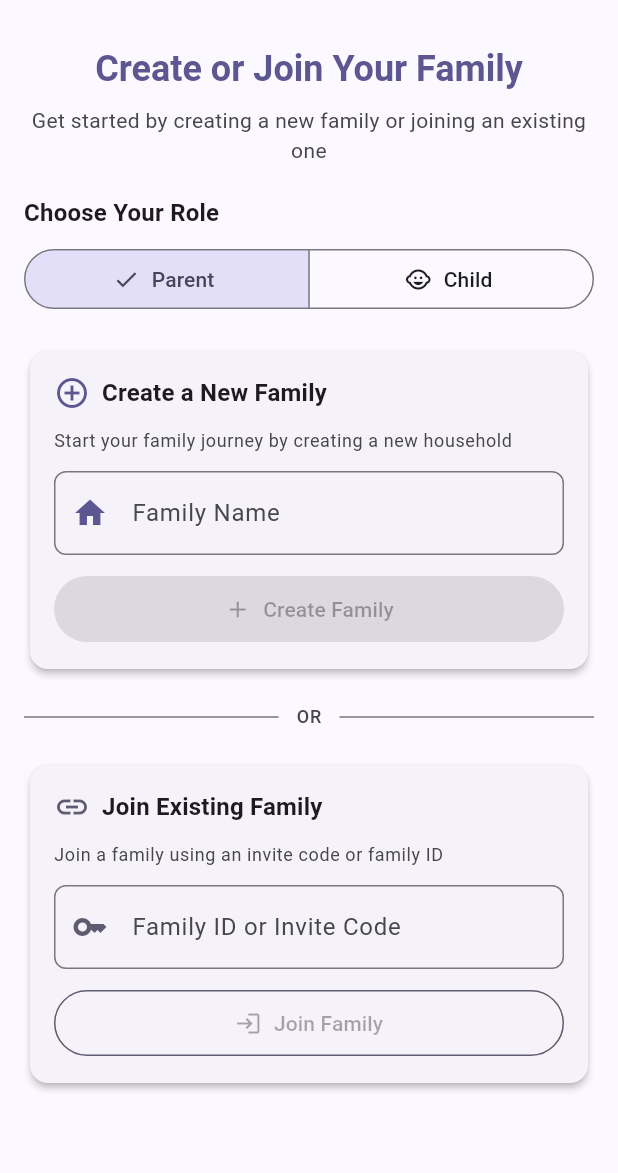
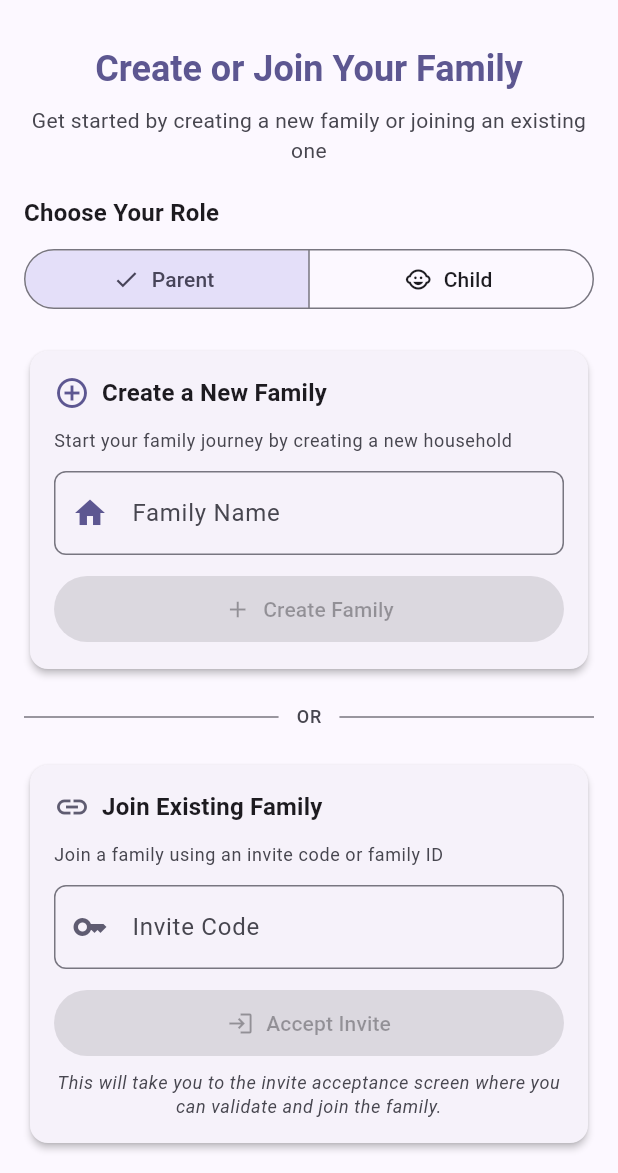
Before and after one commit to smodekurti/FamSync, a Flutter app: the OnboardingScreen screen opened by its route, on a phone screen of 412 x 824 dp, the part 63-1236 px from its top. Run offline on Flutter 3.47's test engine with Material 3 defaults, Android fonts, the phone set to English and light mode, and no system bars; our stand-ins replace cloud_firestore, firebase_auth, firebase_core, flutter_local_notifications, flutter_riverpod, freezed_annotation and 4 more; missing offline and left inert: flutter_neat_and_clean_calendar; accounts and stored records are empty.

Commit message:
feat: Implement Option 2 - redirect to invite acceptance flow
- Replace direct family joining with proper invite acceptance flow
- Modify onboarding screen to redirect to accept-invite screen
- Update accept invite screen to handle URL query parameters
- Pre-fill invite code form when navigating from onboarding
- Improve user experience with contextual messaging
- Fix Firestore permission errors by using proper invite flow
- Remove problematic joinFamily method calls
- Add auto-validation for prefilled invite codes

```diff
--- a/lib/ui/screens/auth/accept_invite_screen.dart
+++ b/lib/ui/screens/auth/accept_invite_screen.dart
@@ -26,6 +26,30 @@ class _AcceptInviteScreenState extends ConsumerState<AcceptInviteScreen> {
   bool _isValidating = false;
   bool _isAccepting = false;
   InviteValidationResult? _validationResult;
+  String? _prefilledCode;
+
+  @override
+  void initState() {
+    super.initState();
+    // Extract invite code from URL if present
+    WidgetsBinding.instance.addPostFrameCallback((_) {
+      _extractInviteCodeFromUrl();
+    });
+  }
+
+  /// Extracts invite code from URL query parameters
+  void _extractInviteCodeFromUrl() {
+    final uri = Uri.parse(GoRouterState.of(context).uri.toString());
+    final code = uri.queryParameters['code'];
+    if (code != null && code.isNotEmpty) {
+      setState(() {
+        _prefilledCode = code;
+        _inviteCodeController.text = code;
+      });
+      // Auto-validate the prefilled code
+      _validateInviteCode();
+    }
+  }
 
   @override
   void dispose() {
@@ -133,7 +157,9 @@ class _AcceptInviteScreenState extends ConsumerState<AcceptInviteScreen> {
             ),
             SizedBox(height: spaces.sm),
             Text(
-              'You\'ve been invited to join a family. Enter the invite code below to get started.',
+              _prefilledCode != null
+                  ? 'We found an invite code! Review the details below and join the family.'
+                  : 'You\'ve been invited to join a family. Enter the invite code below to get started.',
               style: Theme.of(context).textTheme.bodyLarge?.copyWith(
                 color: colors.onSurfaceVariant,
               ),
@@ -163,14 +189,16 @@ class _AcceptInviteScreenState extends ConsumerState<AcceptInviteScreen> {
             crossAxisAlignment: CrossAxisAlignment.start,
             children: [
               Text(
-                'Invite Code',
+                _prefilledCode != null ? 'Invite Code (Prefilled)' : 'Invite Code',
                 style: Theme.of(context).textTheme.titleLarge?.copyWith(
                   fontWeight: FontWeight.w600,
                 ),
               ),
               SizedBox(height: spaces.sm),
               Text(
-                'Enter the 8-character invite code you received',
+                _prefilledCode != null
+                    ? 'The invite code has been automatically filled. You can modify it if needed.'
+                    : 'Enter the 8-character invite code you received',
                 style: Theme.of(context).textTheme.bodyMedium?.copyWith(
                   color: colors.onSurfaceVariant,
                 ),
--- a/lib/ui/screens/onboarding/onboarding_screen.dart
+++ b/lib/ui/screens/onboarding/onboarding_screen.dart
@@ -327,8 +327,8 @@ class _OnboardingScreenState extends ConsumerState<OnboardingScreen> {
                         TextField(
                           controller: _familyId,
                           decoration: InputDecoration(
-                            labelText: 'Family ID or Invite Code',
-                            hintText: 'Enter the code shared by your family',
+                            labelText: 'Invite Code',
+                            hintText: 'Enter the invite code shared by your family',
                             prefixIcon: Icon(Icons.key, color: colors.secondary),
                             border: OutlineInputBorder(
                               borderRadius: BorderRadius.circular(spaces.sm),
@@ -339,18 +339,27 @@ class _OnboardingScreenState extends ConsumerState<OnboardingScreen> {
                         SizedBox(height: spaces.md),
                         SizedBox(
                           width: double.infinity,
-                          child: OutlinedButton.icon(
+                          child: ElevatedButton.icon(
                             onPressed: _busy || _familyId.text.trim().isEmpty
                                 ? null
-                                : _joinFamily,
+                                : _acceptInvite,
                             icon: Icon(Icons.login),
-                            label: Text('Join Family'),
-                            style: OutlinedButton.styleFrom(
-                              foregroundColor: colors.secondary,
-                              side: BorderSide(color: colors.secondary),
+                            label: Text('Accept Invite'),
+                            style: ElevatedButton.styleFrom(
+                              backgroundColor: colors.secondary,
+                              foregroundColor: colors.onSecondary,
                               padding: EdgeInsets.symmetric(vertical: spaces.md),
                             ),
                           ),
+                        ),
+                        SizedBox(height: spaces.sm),
+                        Text(
+                          'This will take you to the invite acceptance screen where you can validate and join the family.',
+                          style: Theme.of(context).textTheme.bodySmall?.copyWith(
+                            color: colors.onSurfaceVariant,
+                            fontStyle: FontStyle.italic,
+                          ),
+                          textAlign: TextAlign.center,
                         ),
                       ],
                     ),
@@ -437,8 +446,10 @@ class _OnboardingScreenState extends ConsumerState<OnboardingScreen> {
     }
   }
 
-  Future<void> _joinFamily() async {
+  /// Handles invite acceptance by redirecting to the accept invite screen
+  Future<void> _acceptInvite() async {
     setState(() => _busy = true);
+
     try {
       final uid = fb.FirebaseAuth.instance.currentUser?.uid;
       if (uid == null) {
@@ -451,32 +462,27 @@ class _OnboardingScreenState extends ConsumerState<OnboardingScreen> {
         );
         return;
       }
-      final familyId = _familyId.text.trim();
-      await ref
-          .read(familyRepositoryProvider)
-          .joinFamily(familyId: familyId, uid: uid, role: _role);
-      await _updateUser(
-        uid: uid,
-        familyId: familyId,
-        role: _role,
-        onboarded: true,
-      );
+
+      final inviteCode = _familyId.text.trim();
+      if (inviteCode.isEmpty) {
+        ScaffoldMessenger.of(context).showSnackBar(
+          SnackBar(
+            content: const Text('Please enter an invite code.'),
+            backgroundColor: Theme.of(context).colorScheme.error,
+          ),
+        );
+        return;
+      }
+
+      // Navigate to the accept invite screen with the invite code
       if (!mounted) return;
+      context.go('/accept-invite?code=$inviteCode');
 
-      // Show success message
-      ScaffoldMessenger.of(context).showSnackBar(
-        SnackBar(
-          content: Text('Successfully joined family!'),
-          backgroundColor: Theme.of(context).colorScheme.primary,
-        ),
-      );
-
-      context.go('/hub');
     } catch (e) {
       if (!mounted) return;
       ScaffoldMessenger.of(context).showSnackBar(
         SnackBar(
-          content: Text('Could not join family: $e'),
+          content: Text('Could not process invite code: $e'),
           backgroundColor: Theme.of(context).colorScheme.error,
         ),
       );
```
